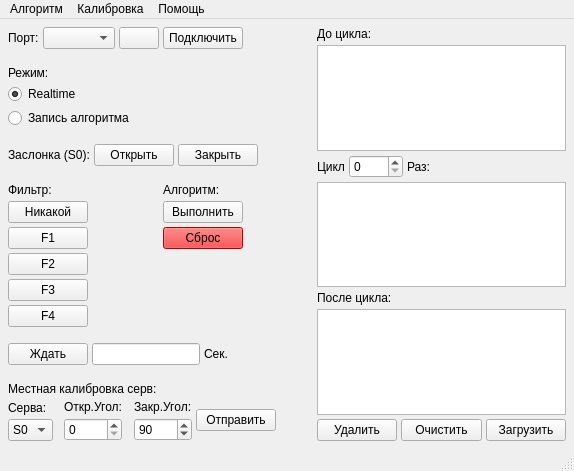
The window that assets/mainwindow.ui (Danya0x07/POFS_App) describes before a commit, drawn with Qt 5.
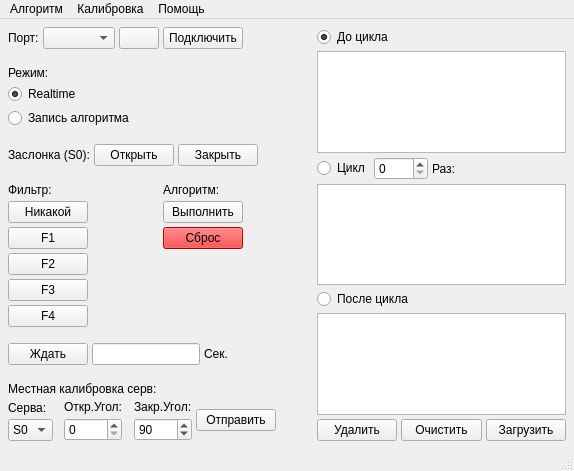
The same window after the commit. Icons and pictures are not drawn.

What changed in the file:
```diff
--- a/assets/mainwindow.ui
+++ b/assets/mainwindow.ui
@@ -542,9 +542,12 @@
     <item>
      <layout class="QVBoxLayout" name="verticalLayout">
       <item>
-       <widget class="QLabel" name="label">
+       <widget class="QRadioButton" name="rbBeforeLoop">
         <property name="text">
-         <string>До цикла:</string>
+         <string>До цикла</string>
+        </property>
+        <property name="checked">
+         <bool>true</bool>
         </property>
        </widget>
       </item>
@@ -567,7 +570,7 @@
       <item>
        <layout class="QHBoxLayout" name="horizontalLayout_5">
         <item>
-         <widget class="QLabel" name="label_2">
+         <widget class="QRadioButton" name="rbLoop">
           <property name="text">
            <string>Цикл</string>
           </property>
@@ -619,9 +622,9 @@
        </spacer>
       </item>
       <item>
-       <widget class="QLabel" name="label_3">
+       <widget class="QRadioButton" name="rbAfterLoop">
         <property name="text">
-         <string>После цикла:</string>
+         <string>После цикла</string>
         </property>
        </widget>
       </item>
```
